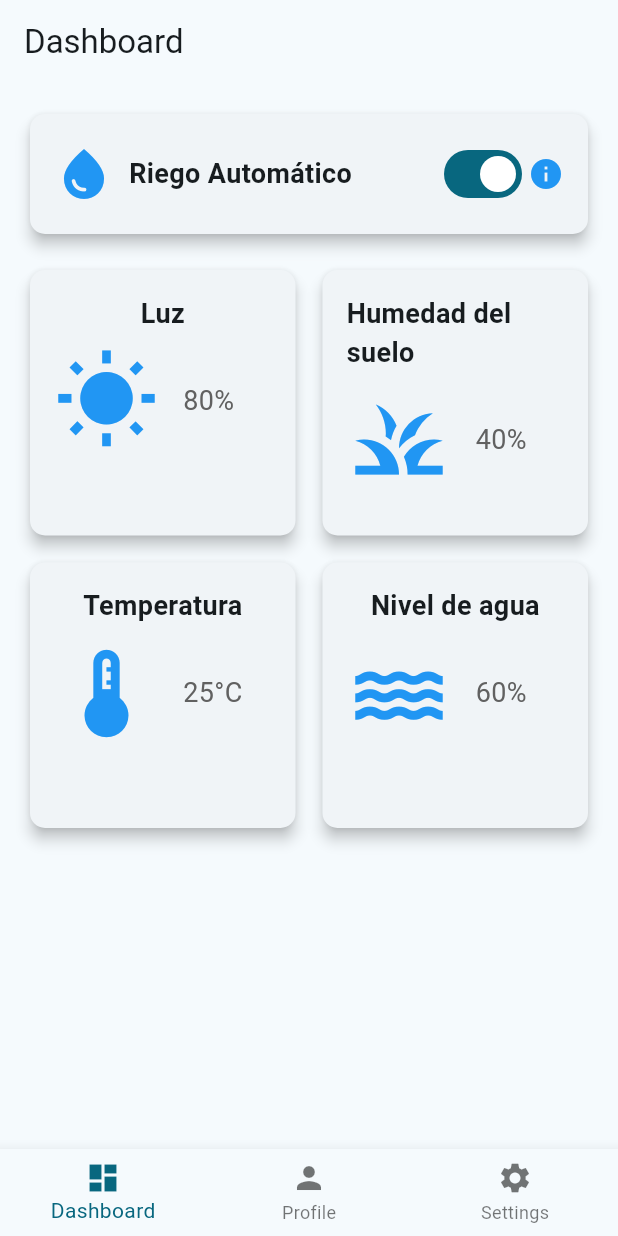
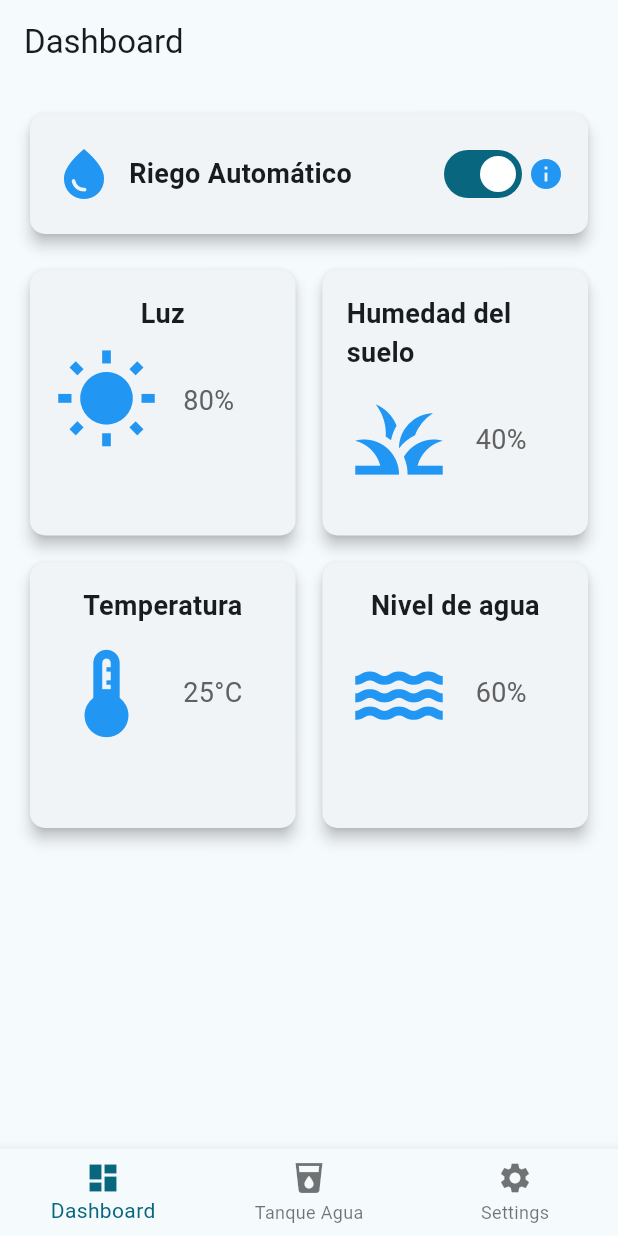
Before and after one commit to ktorres63/HydroWatch, a Flutter app: the HomePage screen opened directly, on a phone screen of 412 x 824 dp. Run offline on Flutter 3.47's test engine with Material 3 defaults, Android fonts, the phone set to English and light mode, and no system bars; our stand-ins replace google_fonts; Roboto replaces fonts that are missing (Actor, Alegreya).

Commit message:
segunda version del tanque de agua

```diff
--- a/lib/features/home_page.dart
+++ b/lib/features/home_page.dart
@@ -41,8 +41,8 @@ class _HomePageState extends State<HomePage> {
             label: 'Dashboard',
           ),
           BottomNavigationBarItem(
-            icon: Icon(Icons.person),
-            label: 'Profile',
+            icon: Icon(Icons.local_drink),
+            label: 'Tanque Agua',
           ),
           BottomNavigationBarItem(
             icon: Icon(Icons.settings),
```
Also changed, not shown: lib/features/profile.dart (+12 -1 lines).
